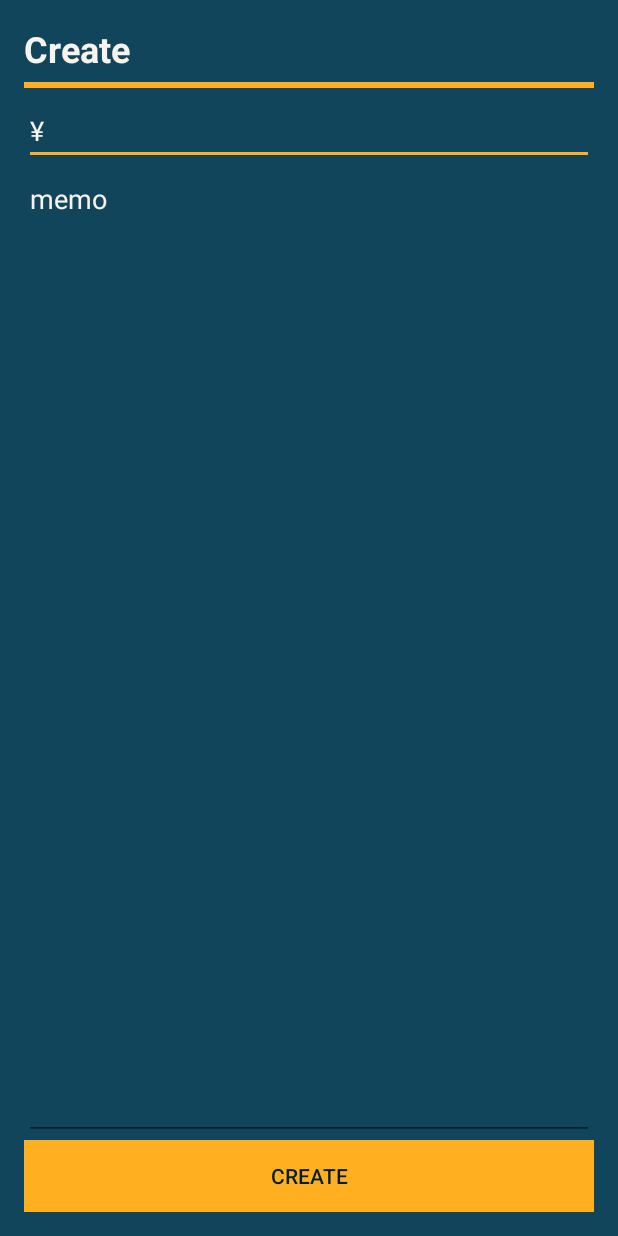
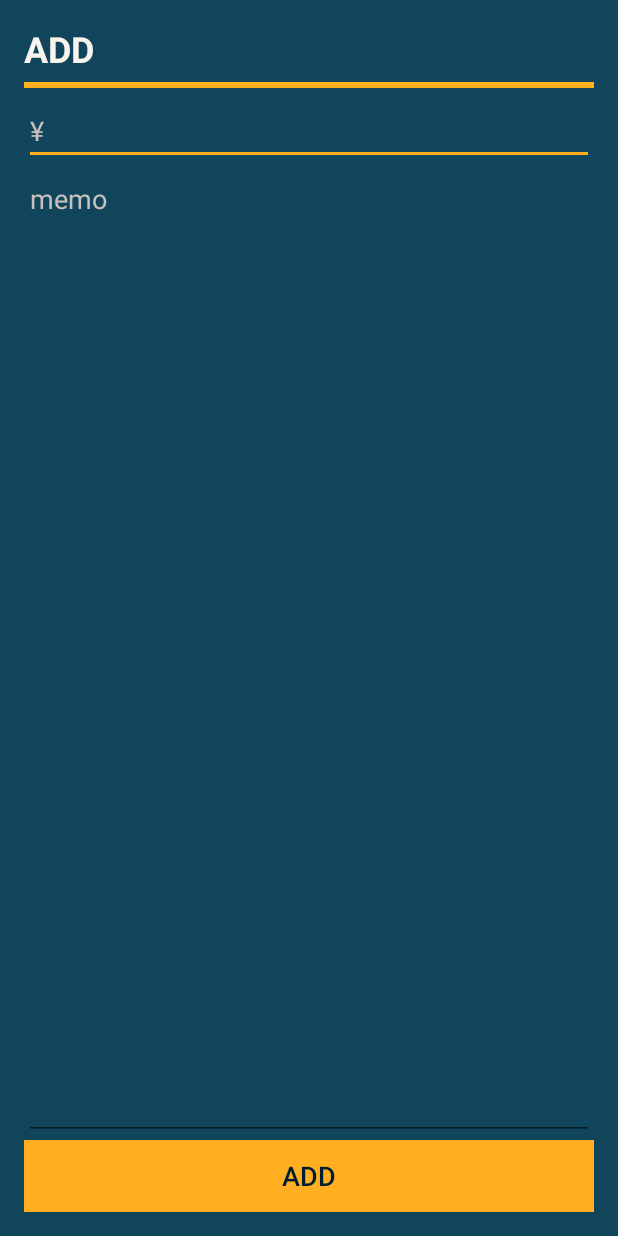
Before and after one commit to kaedejima/minimabank, an Android app: the CreateActivity screen opened directly, with no data from a screen before it, on a phone screen of 412 x 824 dp. Run offline under Robolectric (Android 15) with nearby library versions, the phone set to English and light mode, and no system bars; libraries missing offline, so code that uses them is left out: io.realm; 1 statement that could not run was skipped.

Commit message:
lilchange02

```diff
--- a/app/src/main/res/layout/activity_create.xml
+++ b/app/src/main/res/layout/activity_create.xml
@@ -14,7 +14,7 @@
             android:id="@+id/textView3"
             android:layout_width="match_parent"
             android:layout_height="wrap_content"
-            android:text="Create"
+            android:text="ADD"
             android:textStyle="bold"
             android:textColor="@color/colorText"
             android:textSize="24sp"/>
@@ -36,7 +36,7 @@
             android:hint="¥"
             android:inputType="number"
             android:textColor="@color/colorText"
-            android:textColorHint="@color/colorText" />
+            android:textColorHint="#C7C1BE" />
 
         <EditText
             android:id="@+id/contentEditText"
@@ -48,7 +48,7 @@
             android:hint="memo"
             android:inputType="textPersonName"
             android:textColor="@color/colorText"
-            android:textColorHint="@color/colorText" />
+            android:textColorHint="#C7C1BE" />
 
         <Button
             android:id="@+id/button"
@@ -56,7 +56,8 @@
             android:layout_height="wrap_content"
             android:background="@color/colorAccent"
             android:onClick="create"
-            android:text="CREATE"
+            android:text="ADD"
+            android:textSize="18sp"
             android:textColor="@color/colorPrimaryDark" />
     </LinearLayout>
 </RelativeLayout>
--- a/app/src/main/res/layout/activity_detail.xml
+++ b/app/src/main/res/layout/activity_detail.xml
@@ -40,7 +40,7 @@
             android:hint="¥"
             android:inputType="numberDecimal"
             android:textColor="@color/colorText"
-            android:textColorHint="@color/colorText" />
+            android:textColorHint="#C7C1BE" />
 
         <EditText
             android:id="@+id/contentEditText"
@@ -52,7 +52,7 @@
             android:hint="memo"
             android:inputType="textShortMessage"
             android:textColor="@color/colorText"
-            android:textColorHint="@color/colorText" />
+            android:textColorHint="#C7C1BE" />
 
         <LinearLayout
             android:layout_width="match_parent"
--- a/app/src/main/res/layout/activity_main.xml
+++ b/app/src/main/res/layout/activity_main.xml
@@ -60,20 +60,23 @@
                 android:layout_gravity="center"
                 android:layout_marginStart="40sp"
                 android:layout_marginTop="20sp"
+                android:layout_marginBottom="20sp"
                 android:text="@string/yen"
                 android:textColor="#F9F3ED"
-                android:textSize="37sp" />
+                android:textSize="45sp" />
 
             <TextView
                 android:id="@+id/sumTextView"
                 android:layout_width="match_parent"
                 android:layout_height="match_parent"
                 android:layout_marginStart="40sp"
+                android:layout_marginEnd="20sp"
                 android:gravity="center"
                 android:onClick="setmoney"
                 android:text="@string/number"
                 android:textColor="#F9F3ED"
                 android:textSize="50sp" />
+
         </LinearLayout>
 
         <ProgressBar
--- a/app/src/main/res/layout/activity_title.xml
+++ b/app/src/main/res/layout/activity_title.xml
@@ -31,6 +31,7 @@
                 android:id="@+id/imageView2"
                 android:layout_width="wrap_content"
                 android:layout_height="70dp"
+                android:layout_marginLeft="5dp"
                 app:srcCompat="@drawable/minimabanklogo" />
         </LinearLayout>
 
```
Also changed, not shown: app/src/main/res/layout/activity_setmoney.xml (+4 -3 lines), app/src/main/res/drawable-hdpi/setting.png (added).
